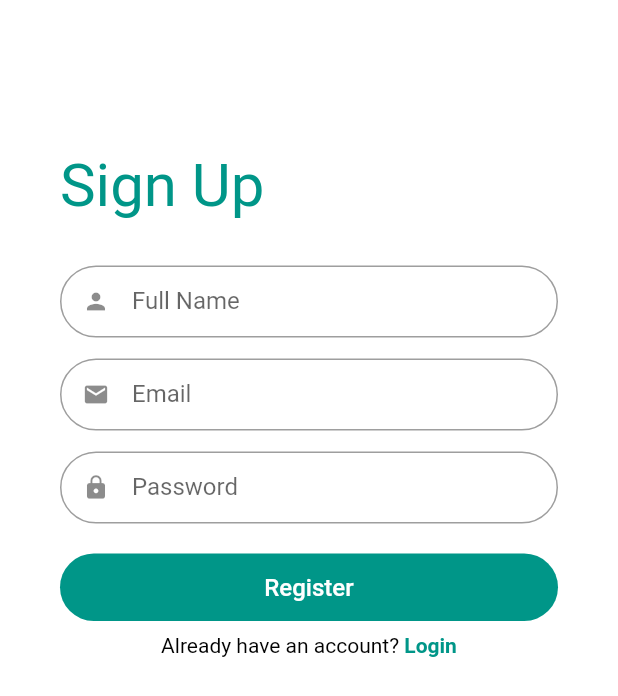
After one commit to NNJ16/diabeta_app, a Flutter app: the screen it shows after launch, after a tap on "Register", on a phone screen of 412 x 824 dp. The commit adds this screen. Shown: the top 696 px of the screen. Run offline on Flutter 3.47's test engine with Material 2 defaults, Android fonts, the phone set to English and light mode, and no system bars; our stand-ins replace card_swiper, cloud_firestore, dio, dropdown_button2, firebase_auth, firebase_core and 11 more; missing offline and left inert: loading_animations, outline_search_bar; accounts and stored records are empty.

Commit message:
implement registration screen

```diff
--- a/lib/screens/login_screen.dart
+++ b/lib/screens/login_screen.dart
@@ -1,5 +1,6 @@
 import 'package:diabeta_app/components/constants.dart';
 import 'package:diabeta_app/screens/main_screen.dart';
+import 'package:diabeta_app/screens/register_screen.dart';
 import 'package:flutter/material.dart';
 
 class LoginScreen extends StatefulWidget {
@@ -56,7 +57,7 @@ class _LoginScreenState extends State<LoginScreen> {
                         isDense: true,
                         contentPadding:
                             EdgeInsets.symmetric(horizontal: 10, vertical: 12),
-                        labelText: 'Username',
+                        labelText: 'Email',
                       ),
                     ),
                   ),
@@ -93,11 +94,11 @@ class _LoginScreenState extends State<LoginScreen> {
                         onPressed: () {
                           // if (_userNameController.text == "amal" &&
                           //     _passwordController.text == "1234") {
-                            Navigator.push(
-                              context,
-                              MaterialPageRoute(
-                                  builder: (context) => const MainScreen()),
-                            );
+                          Navigator.push(
+                            context,
+                            MaterialPageRoute(
+                                builder: (context) => const MainScreen()),
+                          );
                           // } else {
                           //   const snackBar = SnackBar(
                           //       content: Text("Invalid username or password."),
@@ -119,7 +120,7 @@ class _LoginScreenState extends State<LoginScreen> {
                     ),
                   ),
                   const Padding(
-                    padding: EdgeInsets.symmetric(vertical:8.0),
+                    padding: EdgeInsets.symmetric(vertical: 8.0),
                     child: Center(
                         child: Text(
                       "- or -",
@@ -134,7 +135,11 @@ class _LoginScreenState extends State<LoginScreen> {
                       constraints: const BoxConstraints.tightFor(height: 40),
                       child: ElevatedButton(
                         onPressed: () {
-
+                          Navigator.push(
+                            context,
+                            MaterialPageRoute(
+                                builder: (context) => const RegisterScreen()),
+                          );
                         },
                         child: const Text(
                           'Register',
--- a/lib/screens/main_screen.dart
+++ b/lib/screens/main_screen.dart
@@ -67,7 +67,7 @@ class _MainScreenState extends State<MainScreen> {
                     Navigator.push(
                       context,
                       MaterialPageRoute(
-                          builder: (context) => const PrintLogScreen()),
+                          builder: (context) => PrintLogScreen(period: period)),
                     );
                   },
                 )
--- /dev/null
+++ b/lib/screens/register_screen.dart
@@ -0,0 +1,243 @@
+import 'package:firebase_auth/firebase_auth.dart';
+import 'package:flutter/material.dart';
+
+class RegisterScreen extends StatefulWidget {
+  const RegisterScreen({Key? key}) : super(key: key);
+
+  @override
+  State<RegisterScreen> createState() => _RegisterScreenState();
+}
+
+class _RegisterScreenState extends State<RegisterScreen> {
+  final GlobalKey<FormState> _formKey = GlobalKey<FormState>();
+  final TextEditingController _nameController = TextEditingController();
+  final TextEditingController _emailController = TextEditingController();
+  final TextEditingController _passwordController = TextEditingController();
+  bool _success = false;
+  String _userEmail = "";
+
+  get kPrimaryColor => null;
+
+  @override
+  void dispose() {
+    _emailController.dispose();
+    _nameController.dispose();
+    _passwordController.dispose();
+    super.dispose();
+  }
+
+  @override
+  Widget build(BuildContext context) {
+    return SafeArea(
+      child: Scaffold(
+        backgroundColor: Colors.white,
+        body: SingleChildScrollView(
+          child: Column(
+            crossAxisAlignment: CrossAxisAlignment.start,
+            children: [
+              const SizedBox(
+                height: 100,
+              ),
+              const Padding(
+                padding: EdgeInsets.symmetric(horizontal: 40),
+                child: Text(
+                  "Sign Up",
+                  style: TextStyle(fontSize: 40, color: Colors.teal),
+                ),
+              ),
+              const SizedBox(
+                height: 30,
+              ),
+              Form(
+                key: _formKey,
+                child: Column(
+                  crossAxisAlignment: CrossAxisAlignment.stretch,
+                  mainAxisAlignment: MainAxisAlignment.end,
+                  children: [
+                    Padding(
+                      padding: const EdgeInsets.symmetric(horizontal: 40),
+                      child: TextFormField(
+                        validator: (String? value) {
+                          if (value!.isEmpty) {
+                            return 'Please enter your full name';
+                          }
+                          return null;
+                        },
+                        controller: _nameController,
+                        decoration: const InputDecoration(
+                          prefixIcon: Icon(Icons.person),
+                          isDense: true,
+                          contentPadding: EdgeInsets.symmetric(
+                              horizontal: 10, vertical: 12),
+                          border: OutlineInputBorder(
+                              borderRadius:
+                                  BorderRadius.all(Radius.circular(30))),
+                          labelText: 'Full Name',
+                        ),
+                      ),
+                    ),
+                    const SizedBox(
+                      height: 14,
+                    ),
+                    Padding(
+                      padding: const EdgeInsets.symmetric(horizontal: 40),
+                      child: TextFormField(
+                        controller: _emailController,
+                        validator: (String? value) {
+                          if (value!.isEmpty) {
+                            return 'Please enter your email';
+                          }
+                          return null;
+                        },
+                        decoration: const InputDecoration(
+                          prefixIcon: Icon(Icons.email),
+                          border: OutlineInputBorder(
+                              borderRadius:
+                                  BorderRadius.all(Radius.circular(30))),
+                          isDense: true,
+                          contentPadding: EdgeInsets.symmetric(
+                              horizontal: 10, vertical: 12),
+                          labelText: 'Email',
+                        ),
+                      ),
+                    ),
+                    const SizedBox(
+                      height: 14,
+                    ),
+                    Padding(
+                      padding: const EdgeInsets.symmetric(horizontal: 40),
+                      child: TextFormField(
+                        obscureText: true,
+                        validator: (String? value) {
+                          if (value!.isEmpty) {
+                            return 'Please enter a password';
+                          }
+                          return null;
+                        },
+                        controller: _passwordController,
+                        decoration: const InputDecoration(
+                          prefixIcon: Icon(Icons.lock),
+                          isDense: true,
+                          contentPadding: EdgeInsets.symmetric(
+                              horizontal: 10, vertical: 12),
+                          border: OutlineInputBorder(
+                              borderRadius:
+                                  BorderRadius.all(Radius.circular(30))),
+                          labelText: 'Password',
+                        ),
+                      ),
+                    ),
+                    const SizedBox(
+                      height: 20,
+                    ),
+                    Padding(
+                      padding: const EdgeInsets.symmetric(
+                        horizontal: 40,
+                      ),
+                      child: ConstrainedBox(
+                        constraints: const BoxConstraints.tightFor(height: 45),
+                        child: ElevatedButton(
+                          onPressed: () {
+                            if (_formKey.currentState!.validate()) {
+                              _register();
+                            }
+
+                            // if (_userNameController.text == "amal" &&
+                            //     _passwordController.text == "1234") {
+
+                            // } else {
+                            //   const snackBar = SnackBar(
+                            //       content: Text("Invalid username or password."),
+                            //       backgroundColor: Colors.red);
+                            //   ScaffoldMessenger.of(context)
+                            //       .showSnackBar(snackBar);
+                            // }
+                          },
+                          child: const Text(
+                            'Register',
+                            style: TextStyle(fontSize: 16),
+                          ),
+                          style: ElevatedButton.styleFrom(
+                            shape: const StadiumBorder(),
+                            elevation: 0,
+                            primary: kPrimaryColor,
+                          ),
+                        ),
+                      ),
+                    ),
+                    Padding(
+                      padding: const EdgeInsets.symmetric(vertical: 8.0),
+                      child: Row(
+                        mainAxisAlignment: MainAxisAlignment.center,
+                        children: [
+                          const Text(
+                            "Already have an account?",
+                            style: TextStyle(fontSize: 14, color: Colors.black),
+                          ),
+                          InkWell(
+                            onTap: () {},
+                            child: const Text(
+                              " Login",
+                              style: TextStyle(
+                                  fontSize: 14,
+                                  color: Colors.teal,
+                                  fontWeight: FontWeight.bold),
+                            ),
+                          )
+                        ],
+                      ),
+                    ),
+
+                    // FutureBuilder(
+                    //   future: Authentication.initializeFirebase(context),
+                    //   builder: (context, snapshot) {
+                    //     if (snapshot.hasError) {
+                    //       return const Text('Error initializing Firebase');
+                    //     } else if (snapshot.connectionState ==
+                    //         ConnectionState.done) {
+                    //       return const Padding(
+                    //         padding: EdgeInsets.symmetric(horizontal: 40),
+                    //         child: GoogleSignInButton(),
+                    //       );
+                    //     }
+                    //     return Container(
+                    //       width: 20,
+                    //       child: const CircularProgressIndicator(
+                    //         valueColor: AlwaysStoppedAnimation<Color>(
+                    //           Colors.blue,
+                    //         ),
+                    //       ),
+                    //     );
+                    //   },
+                    // ),
+                  ],
+                ),
+              ),
+            ],
+          ),
+        ),
+      ),
+    );
+  }
+
+  void _register() async {
+    try {
+      UserCredential userCredential = await FirebaseAuth.instance
+          .createUserWithEmailAndPassword(
+              email: _emailController.text.toString(),
+              password: _passwordController.text.toString());
+          User? user = userCredential.user;
+          if(user != null){
+            user.updateDisplayName(_nameController.text.toString());
+          }
+    } on FirebaseAuthException catch (e) {
+      if (e.code == 'weak-password') {
+        print('The password provided is too weak.');
+      } else if (e.code == 'email-already-in-use') {
+        print('The account already exists for that email.');
+      }
+    } catch (e) {
+      print(e);
+    }
+  }
+}
--- a/lib/services/glucose_log_service.dart
+++ b/lib/services/glucose_log_service.dart
@@ -98,11 +98,11 @@ class GlucoseLogService {
     return recordList;
   }
 
-  static Future<List<LogEntry>> getAllRecords(String accountId) async {
+  static Future<List<LogEntry>> getAllRecords(String accountId, bool descending) async {
     List<LogEntry> recordList = [];
     await _records
         .where("userId", isEqualTo: accountId)
-        .orderBy("dateTime", descending: true)
+        .orderBy("dateTime", descending: descending)
         .get()
         .then((QuerySnapshot querySnapshot) {
       for (var doc in querySnapshot.docs) {
```
Also changed, not shown: lib/components/menu_card.dart (+7 -7 lines), lib/screens/dashboard_screen.dart (+16 -22 lines), lib/screens/diabetes/screens/print_log_screen.dart (+83 -6 lines), lib/screens/reports/report_screen.dart (+50 -23 lines), 1 other file.
